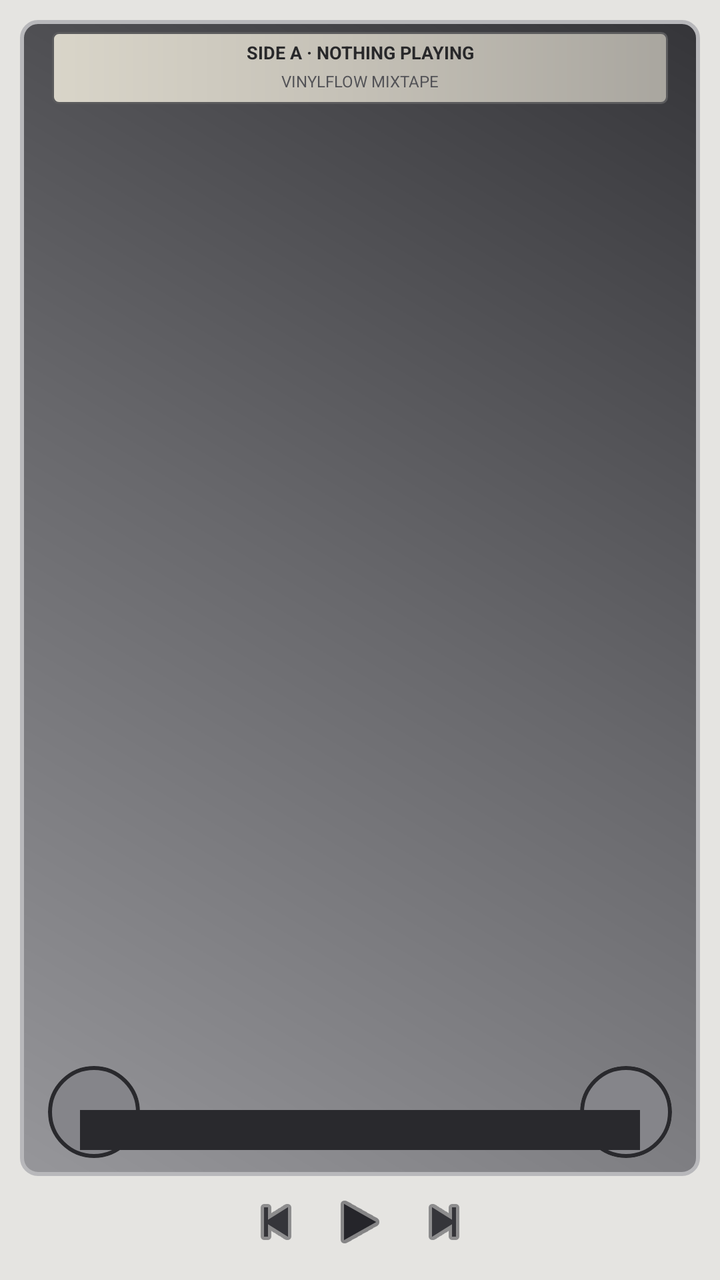
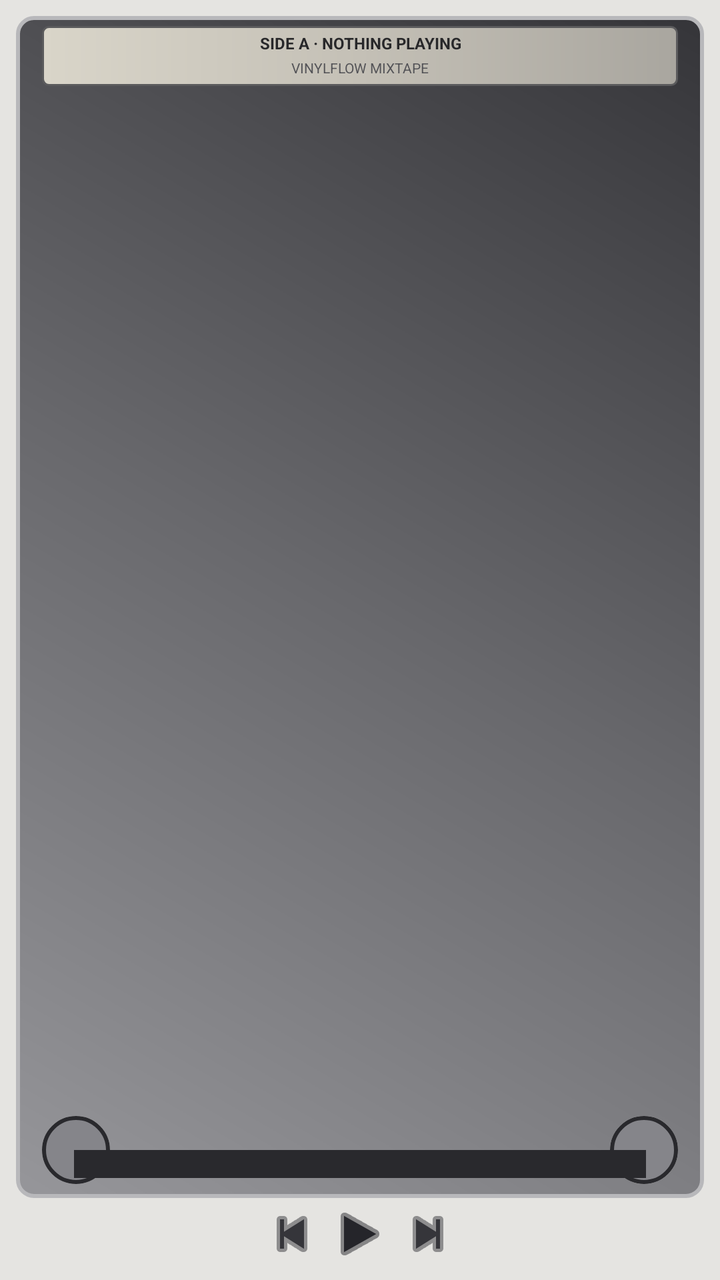

Before-and-after screenshots of an Android layout around one commit, followed by the original layout XML and the change that was made.
<!-- AndroidManifest.xml: application theme Theme.VinylFlow -->
<!-- res/layout/widget_vinyl_cassette.xml -->
<?xml version="1.0" encoding="utf-8"?>
<LinearLayout xmlns:android="http://schemas.android.com/apk/res/android"
    android:id="@+id/widget_root" android:layout_width="match_parent" android:layout_height="match_parent"
    android:orientation="vertical" android:gravity="center" android:background="#FFE5E4E1" android:padding="10dp">
    <FrameLayout android:layout_width="match_parent" android:layout_height="0dp" android:layout_weight="1" android:background="@drawable/widget_cassette_body" android:padding="6dp">
        <ImageView android:layout_width="match_parent" android:layout_height="36dp" android:layout_gravity="top|center_horizontal" android:layout_marginStart="10dp" android:layout_marginEnd="10dp" android:background="@drawable/widget_cassette_label" android:contentDescription="Cassette label" />
        <TextView android:id="@+id/widget_source" android:layout_width="0dp" android:layout_height="0dp" android:visibility="gone" />
        <TextView android:id="@+id/widget_track_title" android:layout_width="match_parent" android:layout_height="wrap_content" android:layout_gravity="top|center_horizontal" android:layout_marginStart="48dp" android:layout_marginEnd="48dp" android:layout_marginTop="4dp" android:gravity="center" android:text="SIDE A · NOTHING PLAYING" android:textColor="#FF28282A" android:textSize="9sp" android:textStyle="bold" android:ellipsize="end" android:maxLines="1" />
        <TextView android:id="@+id/widget_track_artist" android:layout_width="match_parent" android:layout_height="wrap_content" android:layout_gravity="top|center_horizontal" android:layout_marginStart="48dp" android:layout_marginEnd="48dp" android:layout_marginTop="19dp" android:gravity="center" android:text="VINYLFLOW MIXTAPE" android:textColor="#FF535357" android:textSize="8sp" android:ellipsize="end" android:maxLines="1" />
        <ImageView android:layout_width="46dp" android:layout_height="46dp" android:layout_gravity="bottom|start" android:layout_marginStart="8dp" android:layout_marginBottom="3dp" android:background="@drawable/widget_cassette_reel" android:contentDescription="Cassette reel" />
        <ImageView android:layout_width="46dp" android:layout_height="46dp" android:layout_gravity="bottom|end" android:layout_marginEnd="8dp" android:layout_marginBottom="3dp" android:background="@drawable/widget_cassette_reel" android:contentDescription="Cassette reel" />
        <ImageView android:layout_width="match_parent" android:layout_height="20dp" android:layout_gravity="bottom|center_horizontal" android:layout_marginStart="24dp" android:layout_marginEnd="24dp" android:layout_marginBottom="7dp" android:background="#FF29292D" android:contentDescription="Cassette tape window" />
    </FrameLayout>
    <LinearLayout android:layout_width="wrap_content" android:layout_height="38dp" android:layout_marginTop="4dp" android:orientation="horizontal" android:gravity="center">
        <ImageButton android:id="@+id/widget_previous" android:layout_width="42dp" android:layout_height="38dp" android:background="@android:color/transparent" android:src="@android:drawable/ic_media_previous" android:tint="#FF35353A" android:padding="9dp" android:contentDescription="Previous" />
        <ImageButton android:id="@+id/widget_play_pause" android:layout_width="42dp" android:layout_height="38dp" android:background="@android:color/transparent" android:src="@android:drawable/ic_media_play" android:tint="#FF25252A" android:padding="9dp" android:contentDescription="Play or pause" />
        <ImageButton android:id="@+id/widget_next" android:layout_width="42dp" android:layout_height="38dp" android:background="@android:color/transparent" android:src="@android:drawable/ic_media_next" android:tint="#FF35353A" android:padding="9dp" android:contentDescription="Next" />
    </LinearLayout>
</LinearLayout>
<!-- resources referenced by this layout -->
<resources>
  <!-- drawable widget_cassette_body (drawable) -->
  <shape xmlns:android="http://schemas.android.com/apk/res/android" android:shape="rectangle">
      <gradient android:angle="45" android:startColor="#FF96969A" android:centerColor="#FF68686C" android:endColor="#FF353539" />
      <corners android:radius="8dp" />
      <stroke android:width="2dp" android:color="#FFB8B8BB" />
  </shape>
  <!-- drawable widget_cassette_label (drawable) -->
  <shape xmlns:android="http://schemas.android.com/apk/res/android" android:shape="rectangle">
      <gradient android:angle="0" android:startColor="#FFD9D5C9" android:centerColor="#FFC4C0B6" android:endColor="#FFA9A69F" />
      <corners android:radius="3dp" />
      <stroke android:width="1dp" android:color="#FF5B5B5D" />
  </shape>
  <!-- drawable widget_cassette_reel (drawable) -->
  <layer-list xmlns:android="http://schemas.android.com/apk/res/android">
      <item><shape android:shape="oval"><solid android:color="#FF252529" /><stroke android:width="2dp" android:color="#FFC7C7C9" /></shape></item>
      <item android:inset="6dp"><shape android:shape="oval"><solid android:color="#FFB7B7B8" /><stroke android:width="2dp" android:color="#FF55555A" /></shape></item>
      <item android:inset="12dp"><shape android:shape="oval"><solid android:color="#FF222226" /><stroke android:width="2dp" android:color="#FFE0E0DF" /></shape></item>
      <item android:inset="19dp"><shape android:shape="oval"><solid android:color="#FF85858A" /><stroke android:width="2dp" android:color="#FF29292D" /></shape></item>
  </layer-list>
  <style name="Theme.VinylFlow" parent="android:Theme.Material.Light.NoActionBar" />
</resources>

<!-- the commit's change to res/layout/widget_vinyl_cassette.xml (unified diff, before → after) -->
@@ -1,19 +1,119 @@
 <?xml version="1.0" encoding="utf-8"?>
 <LinearLayout xmlns:android="http://schemas.android.com/apk/res/android"
-    android:id="@+id/widget_root" android:layout_width="match_parent" android:layout_height="match_parent"
-    android:orientation="vertical" android:gravity="center" android:background="#FFE5E4E1" android:padding="10dp">
-    <FrameLayout android:layout_width="match_parent" android:layout_height="0dp" android:layout_weight="1" android:background="@drawable/widget_cassette_body" android:padding="6dp">
-        <ImageView android:layout_width="match_parent" android:layout_height="36dp" android:layout_gravity="top|center_horizontal" android:layout_marginStart="10dp" android:layout_marginEnd="10dp" android:background="@drawable/widget_cassette_label" android:contentDescription="Cassette label" />
-        <TextView android:id="@+id/widget_source" android:layout_width="0dp" android:layout_height="0dp" android:visibility="gone" />
-        <TextView android:id="@+id/widget_track_title" android:layout_width="match_parent" android:layout_height="wrap_content" android:layout_gravity="top|center_horizontal" android:layout_marginStart="48dp" android:layout_marginEnd="48dp" android:layout_marginTop="4dp" android:gravity="center" android:text="SIDE A · NOTHING PLAYING" android:textColor="#FF28282A" android:textSize="9sp" android:textStyle="bold" android:ellipsize="end" android:maxLines="1" />
-        <TextView android:id="@+id/widget_track_artist" android:layout_width="match_parent" android:layout_height="wrap_content" android:layout_gravity="top|center_horizontal" android:layout_marginStart="48dp" android:layout_marginEnd="48dp" android:layout_marginTop="19dp" android:gravity="center" android:text="VINYLFLOW MIXTAPE" android:textColor="#FF535357" android:textSize="8sp" android:ellipsize="end" android:maxLines="1" />
-        <ImageView android:layout_width="46dp" android:layout_height="46dp" android:layout_gravity="bottom|start" android:layout_marginStart="8dp" android:layout_marginBottom="3dp" android:background="@drawable/widget_cassette_reel" android:contentDescription="Cassette reel" />
-        <ImageView android:layout_width="46dp" android:layout_height="46dp" android:layout_gravity="bottom|end" android:layout_marginEnd="8dp" android:layout_marginBottom="3dp" android:background="@drawable/widget_cassette_reel" android:contentDescription="Cassette reel" />
-        <ImageView android:layout_width="match_parent" android:layout_height="20dp" android:layout_gravity="bottom|center_horizontal" android:layout_marginStart="24dp" android:layout_marginEnd="24dp" android:layout_marginBottom="7dp" android:background="#FF29292D" android:contentDescription="Cassette tape window" />
+    android:id="@+id/widget_root"
+    android:layout_width="match_parent"
+    android:layout_height="match_parent"
+    android:orientation="vertical"
+    android:gravity="center"
+    android:background="#FFE5E4E1"
+    android:padding="8dp">
+
+    <FrameLayout
+        android:layout_width="match_parent"
+        android:layout_height="0dp"
+        android:layout_weight="1"
+        android:background="@drawable/widget_cassette_body"
+        android:padding="5dp">
+        <ImageView
+            android:layout_width="match_parent"
+            android:layout_height="30dp"
+            android:layout_gravity="top|center_horizontal"
+            android:layout_marginStart="8dp"
+            android:layout_marginEnd="8dp"
+            android:background="@drawable/widget_cassette_label"
+            android:contentDescription="Cassette label" />
+        <TextView
+            android:id="@+id/widget_source"
+            android:layout_width="0dp"
+            android:layout_height="0dp"
+            android:visibility="gone" />
+        <TextView
+            android:id="@+id/widget_track_title"
+            android:layout_width="match_parent"
+            android:layout_height="wrap_content"
+            android:layout_gravity="top|center_horizontal"
+            android:layout_marginStart="38dp"
+            android:layout_marginEnd="38dp"
+            android:layout_marginTop="3dp"
+            android:gravity="center"
+            android:text="SIDE A · NOTHING PLAYING"
+            android:textColor="#FF28282A"
+            android:textSize="8sp"
+            android:textStyle="bold"
+            android:ellipsize="end"
+            android:maxLines="1" />
+        <TextView
+            android:id="@+id/widget_track_artist"
+            android:layout_width="match_parent"
+            android:layout_height="wrap_content"
+            android:layout_gravity="top|center_horizontal"
+            android:layout_marginStart="38dp"
+            android:layout_marginEnd="38dp"
+            android:layout_marginTop="16dp"
+            android:gravity="center"
+            android:text="VINYLFLOW MIXTAPE"
+            android:textColor="#FF535357"
+            android:textSize="7sp"
+            android:ellipsize="end"
+            android:maxLines="1" />
+        <ImageView
+            android:layout_width="34dp"
+            android:layout_height="34dp"
+            android:layout_gravity="bottom|start"
+            android:layout_marginStart="8dp"
+            android:layout_marginBottom="2dp"
+            android:background="@drawable/widget_cassette_reel"
+            android:contentDescription="Cassette reel" />
+        <ImageView
+            android:layout_width="34dp"
+            android:layout_height="34dp"
+            android:layout_gravity="bottom|end"
+            android:layout_marginEnd="8dp"
+            android:layout_marginBottom="2dp"
+            android:background="@drawable/widget_cassette_reel"
+            android:contentDescription="Cassette reel" />
+        <ImageView
+            android:layout_width="match_parent"
+            android:layout_height="14dp"
+            android:layout_gravity="bottom|center_horizontal"
+            android:layout_marginStart="24dp"
+            android:layout_marginEnd="24dp"
+            android:layout_marginBottom="5dp"
+            android:background="#FF29292D"
+            android:contentDescription="Cassette tape window" />
     </FrameLayout>
-    <LinearLayout android:layout_width="wrap_content" android:layout_height="38dp" android:layout_marginTop="4dp" android:orientation="horizontal" android:gravity="center">
-        <ImageButton android:id="@+id/widget_previous" android:layout_width="42dp" android:layout_height="38dp" android:background="@android:color/transparent" android:src="@android:drawable/ic_media_previous" android:tint="#FF35353A" android:padding="9dp" android:contentDescription="Previous" />
-        <ImageButton android:id="@+id/widget_play_pause" android:layout_width="42dp" android:layout_height="38dp" android:background="@android:color/transparent" android:src="@android:drawable/ic_media_play" android:tint="#FF25252A" android:padding="9dp" android:contentDescription="Play or pause" />
-        <ImageButton android:id="@+id/widget_next" android:layout_width="42dp" android:layout_height="38dp" android:background="@android:color/transparent" android:src="@android:drawable/ic_media_next" android:tint="#FF35353A" android:padding="9dp" android:contentDescription="Next" />
+    <LinearLayout
+        android:layout_width="wrap_content"
+        android:layout_height="30dp"
+        android:layout_marginTop="3dp"
+        android:orientation="horizontal"
+        android:gravity="center">
+        <ImageButton
+            android:id="@+id/widget_previous"
+            android:layout_width="34dp"
+            android:layout_height="30dp"
+            android:background="@android:color/transparent"
+            android:src="@android:drawable/ic_media_previous"
+            android:tint="#FF35353A"
+            android:padding="7dp"
+            android:contentDescription="Previous" />
+        <ImageButton
+            android:id="@+id/widget_play_pause"
+            android:layout_width="34dp"
+            android:layout_height="30dp"
+            android:background="@android:color/transparent"
+            android:src="@android:drawable/ic_media_play"
+            android:tint="#FF25252A"
+            android:padding="7dp"
+            android:contentDescription="Play or pause" />
+        <ImageButton
+            android:id="@+id/widget_next"
+            android:layout_width="34dp"
+            android:layout_height="30dp"
+            android:background="@android:color/transparent"
+            android:src="@android:drawable/ic_media_next"
+            android:tint="#FF35353A"
+            android:padding="7dp"
+            android:contentDescription="Next" />
     </LinearLayout>
 </LinearLayout>
